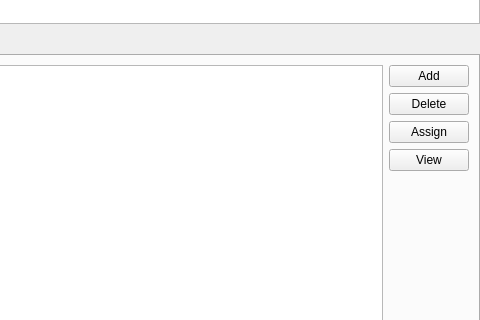
This is src/editors/projecteditorform.ui in jassuncao/myparts as Qt 5 draws it before an edit; both pictures show x 382 to 862 and y 120 to 440 of the 862 by 588 pixel window. The edited form follows.
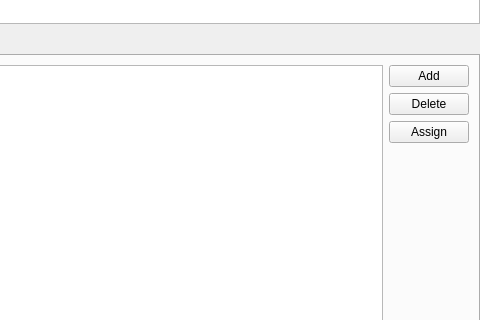
This is the edited form. Icons and pictures are not drawn. Custom widgets are drawn as their Qt base class.

Commit message: The dialog used to select parts is complete

Patch:
```diff
--- a/src/editors/projecteditorform.ui
+++ b/src/editors/projecteditorform.ui
@@ -158,13 +158,6 @@
            <property name="text">
             <string>Assign</string>
            </property>
-          </widget>
-         </item>
-         <item>
-          <widget class="QPushButton" name="viewPartButton">
-           <property name="text">
-            <string>View</string>
-           </property>
            <property name="icon">
             <iconset resource="../resources.qrc">
              <normaloff>:/icons/partView</normaloff>:/icons/partView</iconset>
```
Left out of the diff: 2 changed lines with no effect on the pictures. The commit also changes 9 other files.
